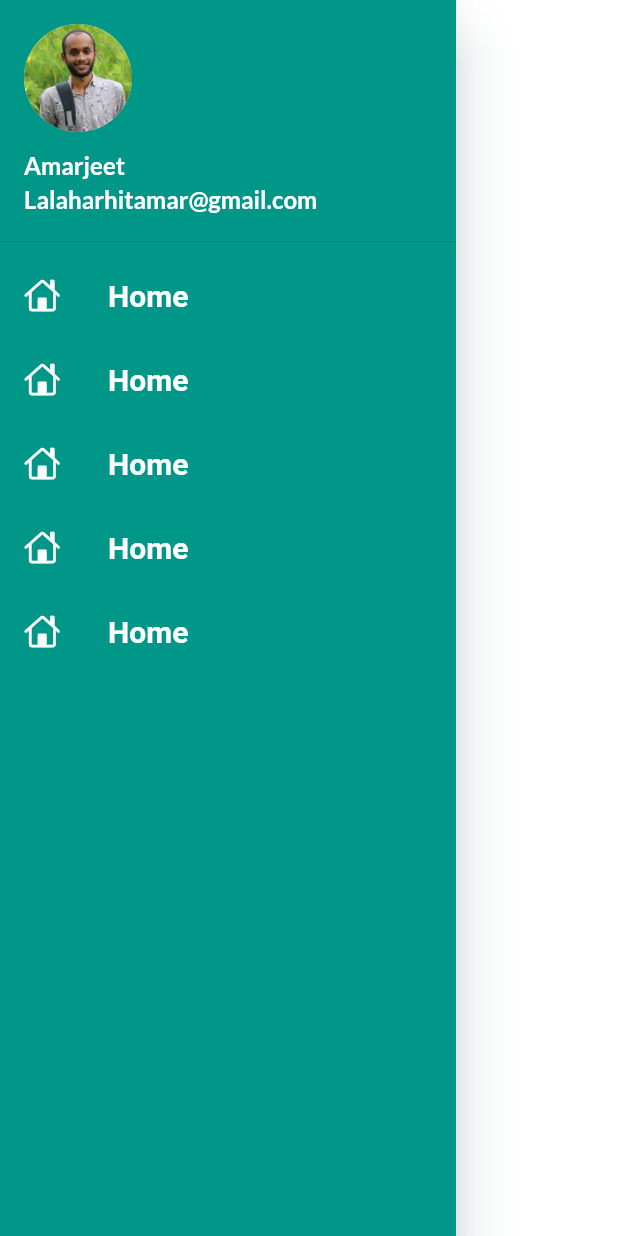
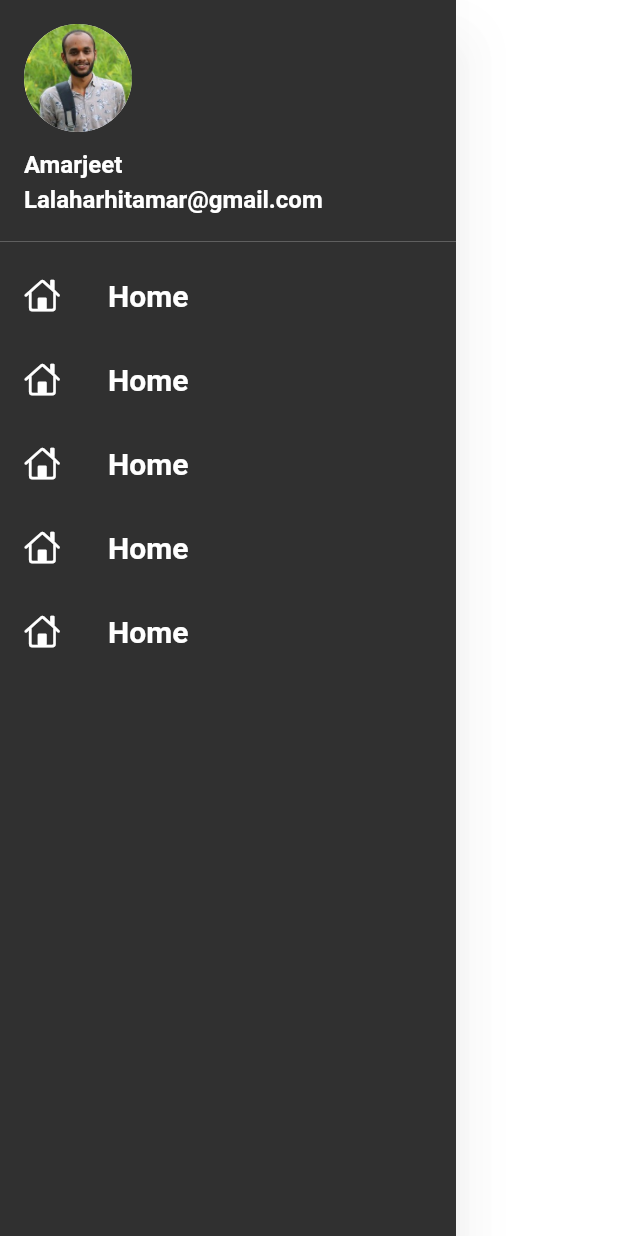
Before and after one commit to harshitAmar/30daysofFlutter, a Flutter app: the MyDrawer widget shown alone on an empty page, opened directly, on a phone screen of 412 x 824 dp. Run offline on Flutter 3.47's test engine with Material 2 defaults, Android fonts, the phone set to English and light mode, and no system bars; our stand-ins replace google_fonts, velocity_x; network calls fail.

Commit message:
day20  completed

```diff
--- a/lib/widgets/catalogimage.dart
+++ b/lib/widgets/catalogimage.dart
@@ -8,6 +8,6 @@ class CatalogImage extends StatelessWidget {
   Widget build(BuildContext context) {
     return Image.network(
       image,
-    ).box.rounded.p8.color(Colors.teal.shade100).make().p16().w40(context);
+    ).box.rounded.p8.color(context.theme.splashColor).make().p16().w40(context);
   }
 }
--- a/lib/widgets/drawer.dart
+++ b/lib/widgets/drawer.dart
@@ -8,15 +8,12 @@ class MyDrawer extends StatelessWidget {
   Widget build(BuildContext context) {
     return Drawer(
       child: Container(
-        color: Colors.teal,
         child: ListView(
           children: [
             DrawerHeader(
               padding: EdgeInsets.zero,
               child: UserAccountsDrawerHeader(
-                decoration: BoxDecoration(
-                  color: Colors.teal,
-                ),
+                decoration: BoxDecoration(),
                 margin: EdgeInsets.zero,
                 accountEmail: Text(
                   "Lalaharhitamar@gmail.com",
--- a/lib/widgets/themes.dart
+++ b/lib/widgets/themes.dart
@@ -1,24 +1,43 @@
+// ignore_for_file: prefer_const_constructors
+
 import 'package:flutter/material.dart';
 import 'package:google_fonts/google_fonts.dart';
+import 'package:velocity_x/velocity_x.dart';
 
 class MyTheme {
-  static ThemeData get themedata => ThemeData(
-        primarySwatch: Colors.teal,
-        primaryTextTheme: GoogleFonts.latoTextTheme(),
-        scaffoldBackgroundColor: Colors.white,
-        shadowColor: Colors.teal.shade100,
+  static ThemeData lightTheme(BuildContext context) => ThemeData(
+      scaffoldBackgroundColor: Colors.teal,
+      fontFamily: GoogleFonts.roboto().fontFamily,
+      splashColor: Colors.teal.shade300,
+      cardColor: Colors.teal.shade400,
+      hintColor: Colors.teal.shade50,
+      primaryColorDark: Colors.teal.shade100,
+      shadowColor: Colors.teal.shade800,
+      appBarTheme: AppBarTheme(
+        centerTitle: true,
+        backgroundColor: Colors.white,
+        elevation: 0,
+        iconTheme: const IconThemeData(
+          color: Colors.white,
+          size: 32,
+        ),
+      ));
+  static ThemeData darkTheme(BuildContext context) => ThemeData(
+        brightness: Brightness.dark,
+        scaffoldBackgroundColor: Colors.white24,
+        fontFamily: GoogleFonts.roboto().fontFamily,
+        splashColor: Colors.white54,
+        cardColor: Colors.black,
+        hintColor: Colors.white,
+        primaryColorDark: Colors.white,
+        focusColor: Colors.grey,
+        shadowColor: Colors.black45,
         appBarTheme: AppBarTheme(
           centerTitle: true,
-          backgroundColor: Colors.white,
           elevation: 0,
           iconTheme: const IconThemeData(
-            color: Colors.black,
+            color: Colors.white,
             size: 32,
-          ),
-          titleTextStyle: TextStyle(
-            color: Colors.black,
-            fontSize: 24,
-            fontWeight: FontWeight.bold,
           ),
         ),
       );
```
Also changed, not shown: lib/main.dart (+4 -3 lines), lib/pages/homedetails.dart (+23 -11 lines), lib/pages/homepage.dart (+3 -4 lines), lib/widgets/cataloglist.dart (+24 -13 lines).
